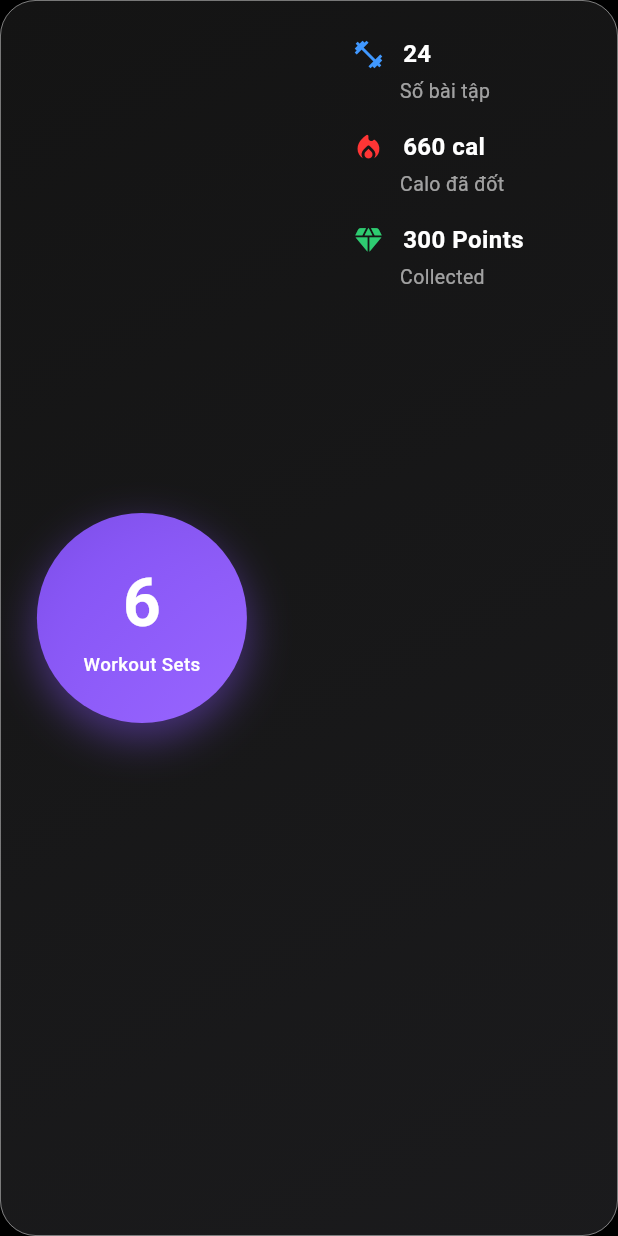
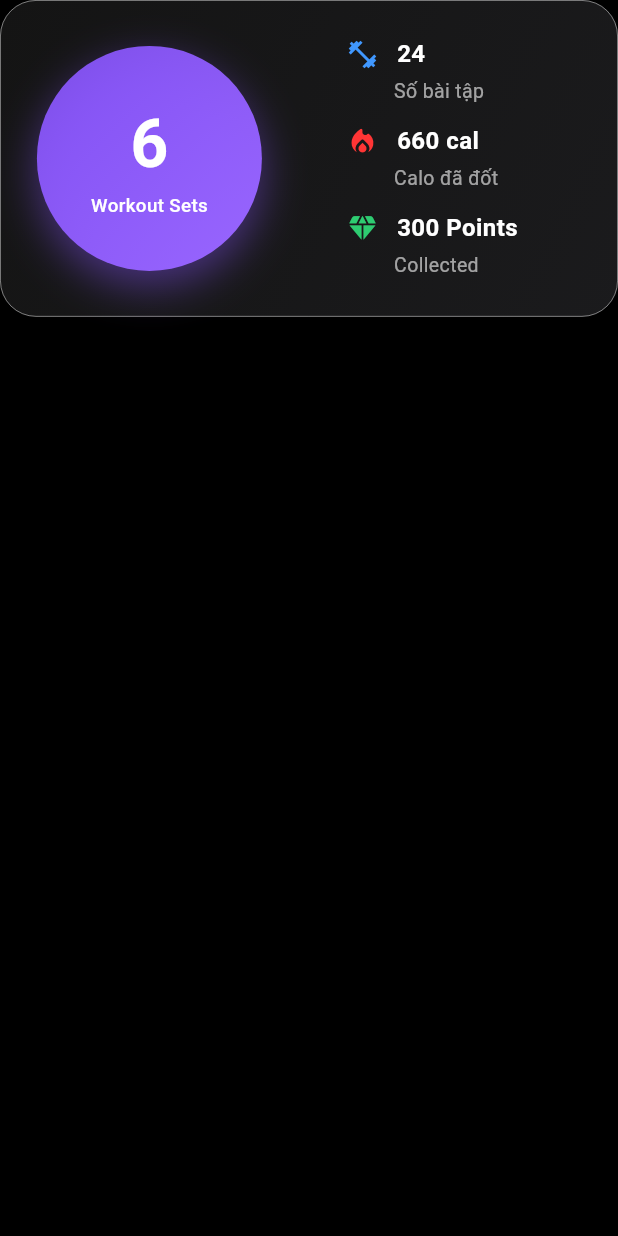
Before and after one commit to annguyen1407/DATN-GymForge, a Flutter app: the TodayStat widget shown alone on an empty page, opened directly, on a phone screen of 412 x 824 dp. Run offline on Flutter 3.47's test engine with Material 3 defaults, Android fonts, the phone set to English and light mode, and no system bars; our stand-ins replace flutter_dotenv, flutter_secure_storage, percent_indicator, shared_preferences, table_calendar; accounts and stored records are empty; network calls fail.

Commit message:
Adjust TodayStat layout and workout time calculation
Enlarged the TodayStat circle, reduced padding and spacing for a more compact look, and repositioned the workout time row. Updated exercise_log_repository to correctly convert total workout time from seconds to minutes using floor division.

```diff
--- a/front-end-flutter/gym_app_v2/lib/repositories/exercise_log_repository.dart
+++ b/front-end-flutter/gym_app_v2/lib/repositories/exercise_log_repository.dart
@@ -171,13 +171,16 @@ class ExerciseLogRepository {
       // Quyết định caloriesBurned: ưu tiên aggregate nếu có, nếu không có dùng per-exercise sum.
       final caloriesBurned = aggregateCalories ?? perExerciseCalories;
 
-      // total workout time: backend có thể cung cấp dưới các key khác nhau (seconds hoặc minutes)
+      // total workout time (daily): hiện backend trả về GIÂY ở key totalWorkoutTime, cần chuyển sang phút để hiển thị.
+      // Quy tắc: làm tròn xuống (floor) để tránh phồng số; nếu muốn hiển thị phần lẻ có thể đổi sang ceil hoặc giữ giây.
       int? totalWorkoutTimeMinutes;
       if (first['totalWorkoutTimeMinutes'] is num) {
-        totalWorkoutTimeMinutes = (first['totalWorkoutTimeMinutes'] as num).round();
+        // Nếu backend sau này trả trực tiếp phút.
+        totalWorkoutTimeMinutes = (first['totalWorkoutTimeMinutes'] as num)
+            .round();
       } else if (first['totalWorkoutTime'] is num) {
-        // giả định backend đang trả về phút (đồng nhất với điều chỉnh định dạng trước đó)
-        totalWorkoutTimeMinutes = (first['totalWorkoutTime'] as num).round();
+        final secs = (first['totalWorkoutTime'] as num).toInt();
+        totalWorkoutTimeMinutes = secs ~/ 60; // floor division
       }
 
       return DailyExerciseLogSummary(
@@ -197,7 +200,7 @@ class ExerciseLogRepository {
         workoutExerciseLogsRaw: workoutExerciseLogs
             .whereType<Map<String, dynamic>>()
             .toList(growable: false),
-    totalWorkoutTimeMinutes: totalWorkoutTimeMinutes,
+        totalWorkoutTimeMinutes: totalWorkoutTimeMinutes,
       );
     } catch (e, st) {
       AppLogger.error(
--- a/front-end-flutter/gym_app_v2/lib/widgets/today_stat.dart
+++ b/front-end-flutter/gym_app_v2/lib/widgets/today_stat.dart
@@ -29,7 +29,8 @@ class TodayStat extends StatelessWidget {
 
   @override
   Widget build(BuildContext context) {
-    final circleSize = compact ? 100.0 : 140.0;
+    // Enlarged circle per request; slightly reduced padding handled by default prop override possibility.
+    final circleSize = compact ? 118.0 : 150.0;
     final numberStyle = TextStyle(
       color: Colors.white,
       fontWeight: FontWeight.bold,
@@ -41,8 +42,12 @@ class TodayStat extends StatelessWidget {
       fontSize: compact ? 11 : 12.5,
       fontWeight: FontWeight.w500,
     );
+    // Auto-adjust padding if compact to reduce vertical footprint unless caller overrides.
+    final resolvedPadding = compact && padding == const EdgeInsets.all(24)
+        ? const EdgeInsets.symmetric(horizontal: 18, vertical: 14)
+        : padding;
     return Container(
-      padding: padding,
+      padding: resolvedPadding,
       decoration: BoxDecoration(
         gradient: LinearGradient(
           colors: [
@@ -99,10 +104,12 @@ class TodayStat extends StatelessWidget {
               ),
             ),
           ),
-          SizedBox(width: compact ? 40 : 70),
+          // Reduce horizontal gap to make overall card height feel more compact visually
+          SizedBox(width: compact ? 28 : 56),
           Expanded(
             child: Column(
               crossAxisAlignment: CrossAxisAlignment.start,
+              mainAxisSize: MainAxisSize.min,
               children: [
                 _buildStatRow(
                   icon: Icons.fitness_center,
@@ -111,17 +118,7 @@ class TodayStat extends StatelessWidget {
                   label: 'Số bài tập',
                   compact: compact,
                 ),
-                SizedBox(height: compact ? 12 : 16),
-                if (workoutTimeMinutes != null) ...[
-                  _buildStatRow(
-                    icon: Icons.access_time_filled_rounded,
-                    color: DesignTokens.brand,
-                    value: _formatDuration(workoutTimeMinutes!),
-                    label: 'Thời gian tập',
-                    compact: compact,
-                  ),
-                  SizedBox(height: compact ? 12 : 16),
-                ],
+                SizedBox(height: compact ? 8 : 12),
                 _buildStatRow(
                   icon: Icons.local_fire_department_rounded,
                   color: const Color.fromARGB(255, 255, 53, 53),
@@ -130,7 +127,7 @@ class TodayStat extends StatelessWidget {
                   compact: compact,
                 ),
                 if (caloriesIntake != null) ...[
-                  SizedBox(height: compact ? 12 : 16),
+                  SizedBox(height: compact ? 8 : 12),
                   _buildStatRow(
                     icon: Icons.restaurant,
                     color: Colors.orangeAccent,
@@ -139,7 +136,7 @@ class TodayStat extends StatelessWidget {
                     compact: compact,
                   ),
                 ],
-                SizedBox(height: compact ? 12 : 16),
+                SizedBox(height: compact ? 8 : 12),
                 if (points != null)
                   _buildStatRow(
                     icon: Icons.diamond_rounded,
@@ -148,6 +145,16 @@ class TodayStat extends StatelessWidget {
                     label: 'Collected',
                     compact: compact,
                   ),
+                if (workoutTimeMinutes != null) ...[
+                  SizedBox(height: compact ? 8 : 12),
+                  _buildStatRow(
+                    icon: Icons.access_time_filled_rounded,
+                    color: DesignTokens.brand,
+                    value: _formatDuration(workoutTimeMinutes!),
+                    label: 'Thời gian tập',
+                    compact: compact,
+                  ),
+                ],
               ],
             ),
           ),
```
